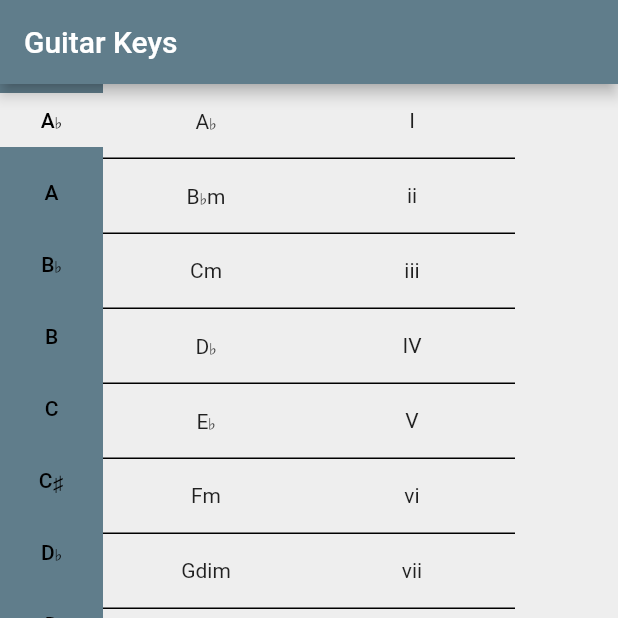
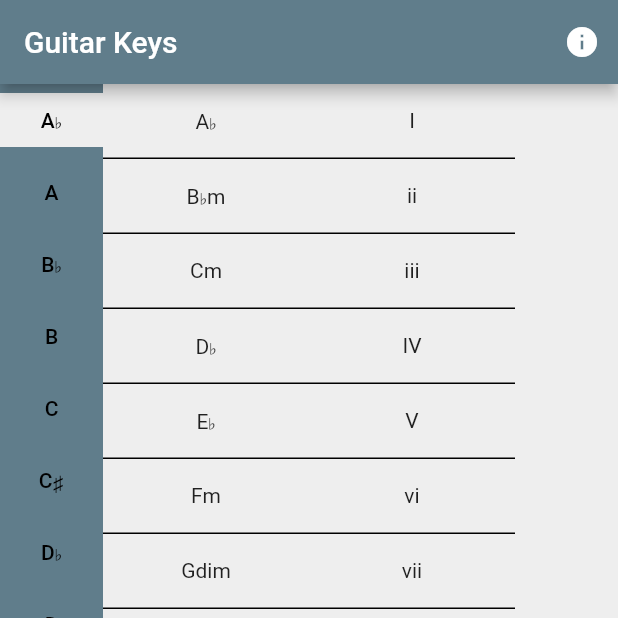
Before and after one commit to bjw16/Guitar_Keys, a Flutter app: the screen it shows after launch, on a phone screen of 412 x 824 dp, the top half of it. Run offline on Flutter 3.47's test engine with Material 2 defaults, Android fonts, the light colour scheme and no system bars.

```diff
--- a/guitar_keys/lib/main.dart
+++ b/guitar_keys/lib/main.dart
@@ -91,6 +91,7 @@ class _MyHomePageState extends State<MyHomePage> {
   Widget build(BuildContext context) {
     return Scaffold(
       appBar: AppBar(
+        actions: [IconButton(onPressed: () {}, icon: Icon(Icons.info))],
         backgroundColor: Colors.blueGrey,
         title: Text(widget.title),
       ),
```
